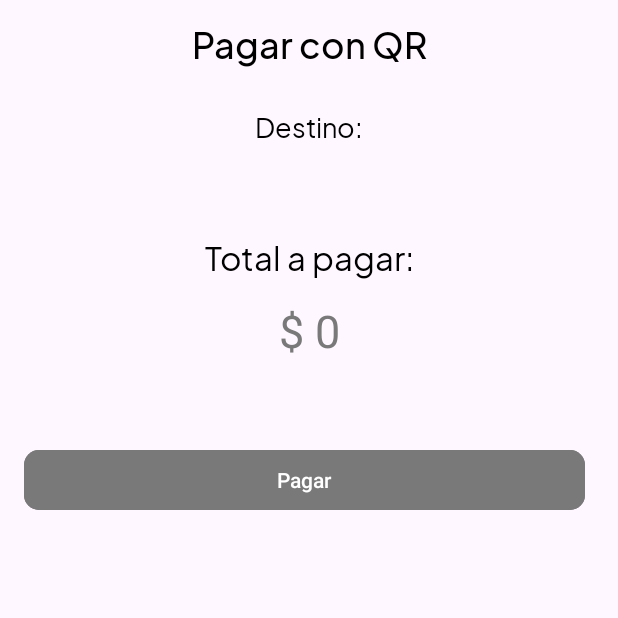
After one commit to franco33333/EldarWallet, an Android app: the ScanResultActivity screen opened directly, with no data from a screen before it, on a phone screen of 412 x 824 dp, the top half of it. The commit adds this screen. Run offline under Robolectric (Android 15) with nearby library versions, the phone set to English and light mode, and no system bars.

Commit message:
Pay with qr added

```diff
--- a/app/src/main/java/com/example/eldarwallet/data/local/objects/User.kt
+++ b/app/src/main/java/com/example/eldarwallet/data/local/objects/User.kt
@@ -17,5 +17,5 @@ data class User(
     @SerializedName("cards")
     var cards: MutableList<Card>? = mutableListOf()
     @SerializedName("balance")
-    var balance: Long? = 100000
+    var balance: Long = 100000
 }
--- a/app/src/main/java/com/example/eldarwallet/ui/main/MainActivity.kt
+++ b/app/src/main/java/com/example/eldarwallet/ui/main/MainActivity.kt
@@ -8,6 +8,7 @@ import com.example.eldarwallet.data.local.AppPreferences
 import com.example.eldarwallet.databinding.ActivityMainBinding
 import com.example.eldarwallet.ui.main.generateQR.GenerateQRActivity
 import com.example.eldarwallet.ui.main.newCard.NewCardActivity
+import com.example.eldarwallet.ui.main.scanQR.ScanActivity
 import java.text.NumberFormat
 import java.util.Locale
 
--- /dev/null
+++ b/app/src/main/res/color/selector_button.xml
@@ -0,0 +1,5 @@
+<?xml version="1.0" encoding="utf-8"?>
+<selector xmlns:android="http://schemas.android.com/apk/res/android">
+    <item android:color="@color/color_primary" android:state_enabled="true"/>
+    <item android:color="@color/gray" android:state_enabled="false"/>
+</selector>
--- a/app/src/main/res/drawable/bg_button.xml
+++ b/app/src/main/res/drawable/bg_button.xml
@@ -3,5 +3,5 @@
     android:shape="rectangle">
 
     <corners android:radius="@dimen/radius_button" />
-    <solid android:color="@color/white" />
+    <solid android:color="@color/color_primary" />
 </shape>
--- a/app/src/main/res/layout/activity_scan.xml
+++ b/app/src/main/res/layout/activity_scan.xml
@@ -5,7 +5,7 @@
     android:layout_width="match_parent"
     android:layout_height="match_parent"
     android:background="@color/gray"
-    tools:context=".ui.main.ScanActivity">
+    tools:context=".ui.main.scanQR.ScanActivity">
 
     <com.budiyev.android.codescanner.CodeScannerView
         android:id="@+id/scannerView"
--- /dev/null
+++ b/app/src/main/res/layout/activity_scan_result.xml
@@ -0,0 +1,85 @@
+<?xml version="1.0" encoding="utf-8"?>
+<LinearLayout xmlns:android="http://schemas.android.com/apk/res/android"
+    xmlns:app="http://schemas.android.com/apk/res-auto"
+    xmlns:tools="http://schemas.android.com/tools"
+    android:layout_width="match_parent"
+    android:layout_height="match_parent"
+    android:orientation="vertical"
+    android:padding="@dimen/margin_app"
+    tools:context=".ui.main.scanQR.ScanResultActivity">
+
+    <TextView
+        android:layout_width="match_parent"
+        android:layout_height="wrap_content"
+        app:layout_constraintTop_toTopOf="parent"
+        android:text="Pagar con QR"
+        style="@style/TextStyleMedium"
+        android:textColor="@color/black"
+        android:gravity="center_horizontal"
+        android:textSize="24sp"/>
+
+    <TextView
+        android:layout_width="match_parent"
+        android:layout_height="wrap_content"
+        app:layout_constraintTop_toTopOf="parent"
+        android:text="Destino:"
+        android:gravity="center_horizontal"
+        android:layout_marginTop="30dp"
+        style="@style/TextStyleRegular"
+        android:textColor="@color/black"
+        android:textSize="18sp"/>
+
+    <TextView
+        android:id="@+id/tvName"
+        android:layout_width="match_parent"
+        android:layout_height="wrap_content"
+        app:layout_constraintTop_toTopOf="parent"
+        tools:text="Franco Alberto Ripamonti Garcia"
+        android:gravity="center_horizontal"
+        android:layout_marginTop="12dp"
+        style="@style/TextStyleBold"
+        android:textColor="@color/black"
+        android:textSize="18sp"/>
+
+    <TextView
+        android:layout_width="match_parent"
+        android:layout_height="wrap_content"
+        app:layout_constraintTop_toTopOf="parent"
+        android:text="Total a pagar:"
+        android:gravity="center_horizontal"
+        android:layout_marginTop="30dp"
+        style="@style/TextStyleRegular"
+        android:textColor="@color/black"
+        android:textSize="22sp"/>
+
+    <EditText
+        android:id="@+id/etAmount"
+        android:layout_width="match_parent"
+        android:layout_height="40dp"
+        style="@style/StyleButtonApp"
+        android:backgroundTint="@android:color/transparent"
+        android:hint="$ 0"
+        android:textColorHint="@color/gray"
+        android:gravity="center"
+        android:textColor="@color/black"
+        android:paddingHorizontal="12dp"
+        android:textSize="30sp"
+        android:inputType="number"
+        android:maxLength="15"
+        android:layout_marginTop="@dimen/margin_app"/>
+
+    <com.google.android.material.button.MaterialButton
+        android:id="@+id/btnPay"
+        android:layout_width="match_parent"
+        android:layout_marginEnd="6dp"
+        android:layout_marginTop="54dp"
+        android:backgroundTint="@color/selector_button"
+        app:cornerRadius="10dp"
+        android:textAllCaps="false"
+        android:textSize="14dp"
+        android:enabled="false"
+        android:textColor="@color/white"
+        android:layout_height="wrap_content"
+        android:text="Pagar" />
+
+</LinearLayout>
--- a/app/src/main/res/values/strings.xml
+++ b/app/src/main/res/values/strings.xml
@@ -33,4 +33,7 @@
     <string name="ok">Ok</string>
     <string name="invalid_credentials">Credenciales incorrectas</string>
     <string name="invalid_credentials_description">Ingrese nuevamente las credenciales</string>
+    <string name="payment_completed">Pago realizado exitosamente</string>
+    <string name="insufficient_balance">Saldo insuficiente</string>
+    <string name="enter_the_amount_again">Ingrese nuevamente el monto a pagar</string>
 </resources>
```
Also changed, not shown: app/src/main/AndroidManifest.xml (+7 -4 lines), app/src/main/java/com/example/eldarwallet/ui/main/scanQR/ScanActivity.kt (renamed from app/src/main/java/com/example/eldarwallet/ui/main/ScanActivity.kt, +4 -3 lines), app/src/main/java/com/example/eldarwallet/ui/main/scanQR/ScanResultActivity.kt (added, +105 -0 lines), app/src/main/java/com/example/eldarwallet/ui/main/scanQR/ScanViewModel.kt (added, +21 -0 lines).
